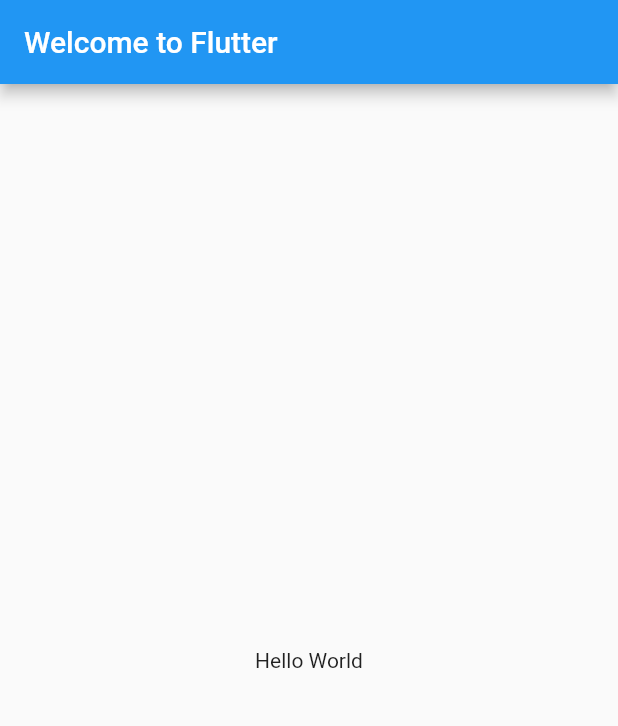
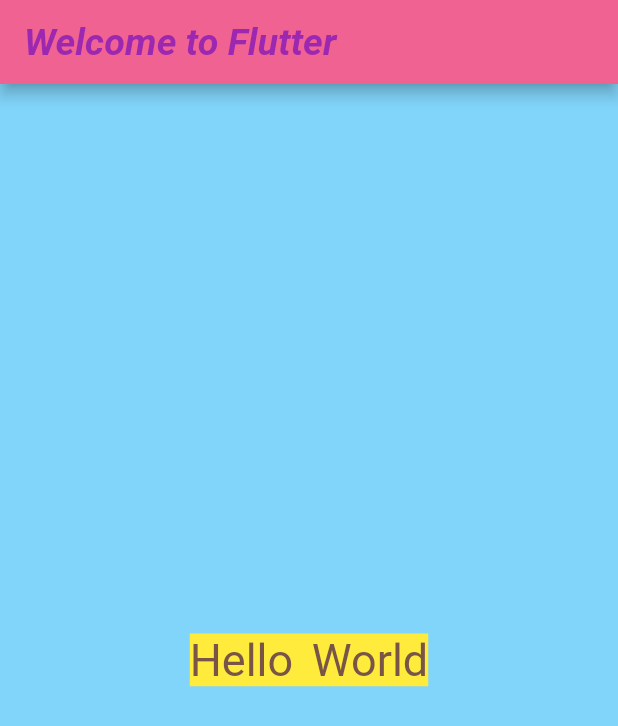
Before and after one commit to khanyousafzaideveloper/hello_flutter, a Flutter app: the screen it shows after launch, on a phone screen of 412 x 824 dp. Shown: the top 726 px of the screen. Run offline on Flutter 3.47's test engine with Material 2 defaults, Android fonts, the phone set to English and light mode, and no system bars.

Commit message:
test colors and backgoundcolors

```diff
--- a/lib/main.dart
+++ b/lib/main.dart
@@ -1,3 +1,5 @@
+import 'dart:ui';
+
 import 'package:flutter/material.dart';
 
 void main() {
@@ -10,13 +12,17 @@ class MyApp extends StatelessWidget {
   @override
   Widget build(BuildContext context) {
     return MaterialApp(
+      theme: ThemeData.lerp(ThemeData.light(), ThemeData.dark(), 0.5),
       title: 'Welcome to Flutter',
       home: Scaffold(
+        backgroundColor: Colors.lightBlue[200],
         appBar: AppBar(
-          title: const Text('Welcome to Flutter'),
+          backgroundColor: Colors.pink[300],
+
+          title: const Text('Welcome to Flutter', style: TextStyle(fontWeight: FontWeight.bold, color: Colors.purple, fontStyle: FontStyle.italic, fontSize: 25),),
         ),
         body: const Center(
-          child: Text('Hello World'),
+          child: Text('Hello World' ,style: TextStyle(fontStyle: FontStyle.normal, color: Colors.brown, fontSize: 30, wordSpacing: 5, backgroundColor: Colors.yellow  ) , ),
         ),
       ),
     );
```
